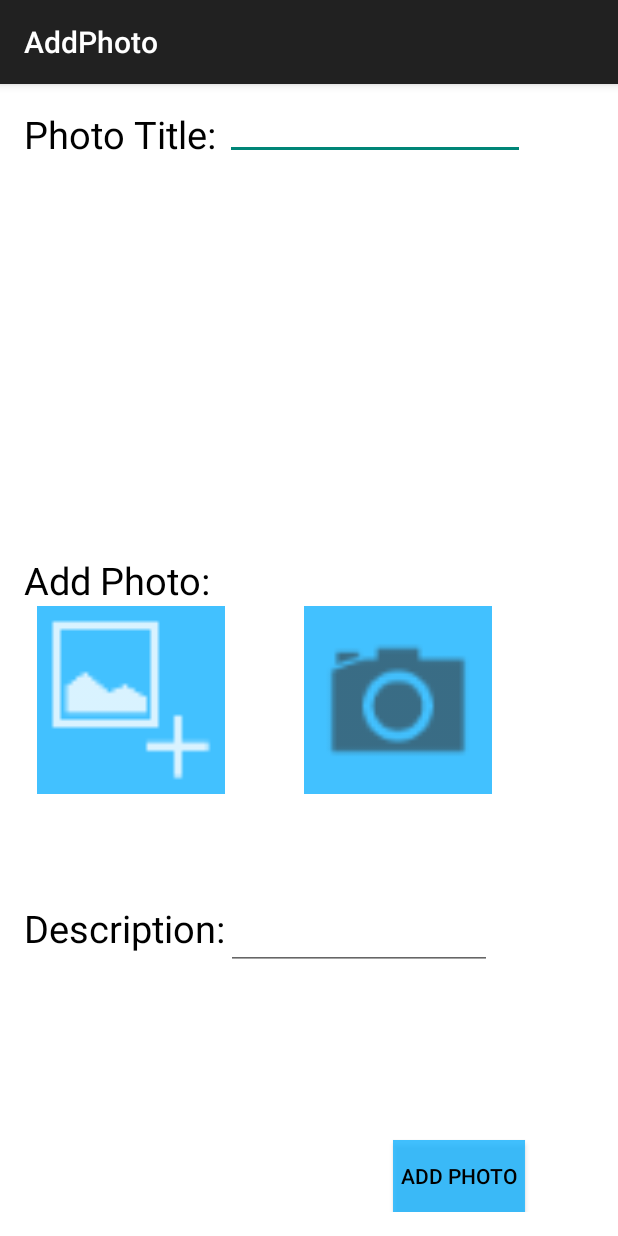
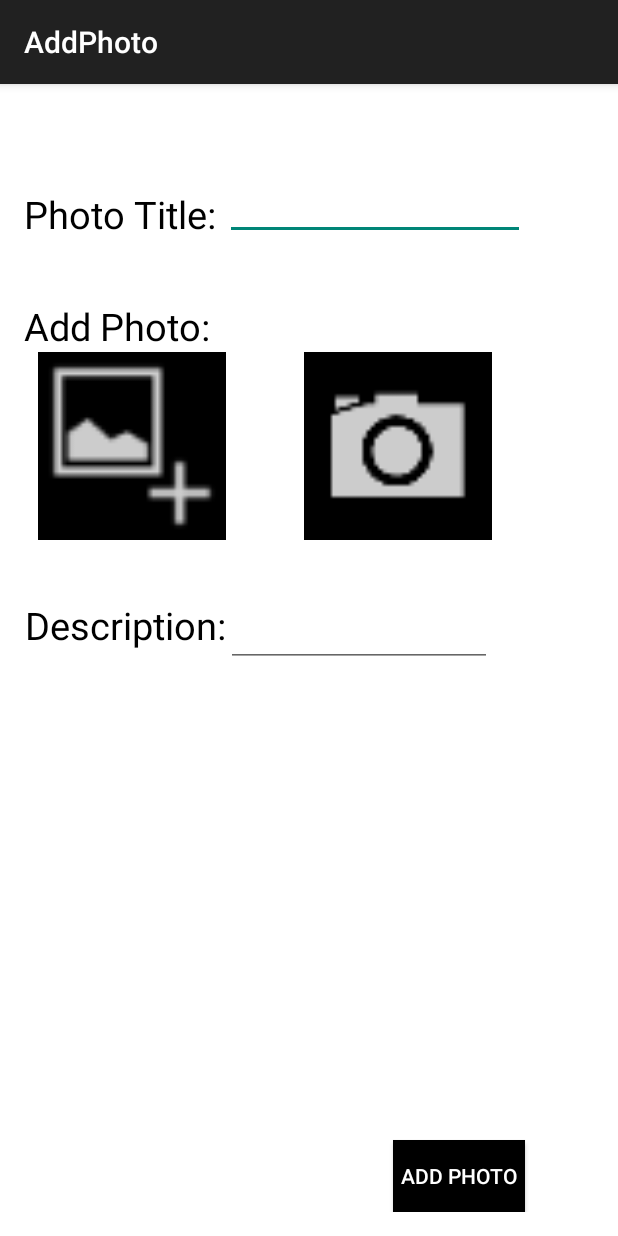
Before and after one commit to juliayiu/COMP3717-ANDROID, an Android app: the AddPhoto screen opened directly, with no data from a screen before it, on a phone screen of 412 x 824 dp. Run offline under Robolectric (Android 15) with nearby library versions, the phone set to English and light mode, and no system bars.

Commit message:
newest of jan 28

```diff
--- a/app/src/main/res/layout/activity_add_photo.xml
+++ b/app/src/main/res/layout/activity_add_photo.xml
@@ -16,11 +16,12 @@
         android:id="@+id/photoTitle"
         android:textSize="25dp"
         android:textIsSelectable="false"
-        android:layout_alignParentTop="true"
-        android:layout_alignParentStart="true"
         android:layout_row="0"
         android:layout_column="0"
-        android:textColor="#ff000000" />
+        android:textColor="#ff000000"
+        android:layout_marginTop="53dp"
+        android:layout_alignParentTop="true"
+        android:layout_alignParentStart="true" />
 
     <EditText
         android:layout_width="200dp"
@@ -36,7 +37,7 @@
         android:layout_width="125dp"
         android:layout_height="125dp"
         android:id="@+id/addPhotoIGCamera"
-        android:src="@drawable/ic_action_camera"
+        android:src="@drawable/ic_action_camera_light"
         android:layout_alignWithParentIfMissing="false"
         android:layout_row="23"
         android:layout_gravity="center_horizontal"
@@ -44,7 +45,7 @@
         android:layout_alignTop="@+id/addPhotoIBGallery"
         android:layout_alignEnd="@+id/photoTitleInput"
         android:layout_marginEnd="22dp"
-        android:background="#d018b3ff"
+        android:background="#000000"
         android:onClick="Camera"/>
 
     <TextView
@@ -57,9 +58,10 @@
         android:textIsSelectable="false"
         android:layout_row="15"
         android:layout_column="0"
-        android:layout_above="@+id/addPhotoIBGallery"
-        android:layout_alignParentStart="true"
-        android:textColor="#ff000000" />
+        android:textColor="#ff000000"
+        android:layout_marginTop="40dp"
+        android:layout_below="@+id/photoTitle"
+        android:layout_alignParentStart="true" />
 
     <TextView
         android:layout_width="wrap_content"
@@ -69,12 +71,12 @@
         android:id="@+id/addPhotoDesc"
         android:textSize="25dp"
         android:textIsSelectable="false"
-        android:layout_above="@+id/addPhotoSubmit"
-        android:layout_alignParentStart="true"
-        android:layout_marginBottom="124dp"
         android:layout_row="22"
         android:layout_column="0"
-        android:textColor="#ff000000" />
+        android:textColor="#ff000000"
+        android:layout_below="@+id/addPhotoIBGallery"
+        android:layout_toStartOf="@+id/addPhotoDescInput"
+        android:layout_marginTop="39dp" />
 
     <EditText
         android:layout_width="177dp"
@@ -94,27 +96,26 @@
         android:text="Add Photo"
         android:id="@+id/addPhotoSubmit"
         android:onClick="nextActivity"
-        android:layout_alignParentBottom="true"
-        android:layout_alignEnd="@+id/photoTitleInput"
         android:layout_column="1"
         android:layout_row="24"
         android:layout_gravity="center_horizontal"
-        android:textColor="#ff000000"
-        android:background="#d018b3ff" />
+        android:textColor="#ffffff"
+        android:background="#000000"
+        android:layout_alignParentBottom="true"
+        android:layout_alignEnd="@+id/photoTitleInput" />
 
 
     <ImageView
         android:layout_width="125dp"
         android:layout_height="125dp"
         android:id="@+id/addPhotoIBGallery"
-        android:src="@drawable/ic_action_new_pictureg"
+        android:src="@drawable/ic_action_new_picture"
         android:layout_column="0"
         android:layout_row="23"
         android:layout_gravity="center_horizontal"
-        android:layout_marginBottom="72dp"
-        android:layout_above="@+id/addPhotoDesc"
-        android:layout_toStartOf="@+id/photoTitleInput"
-        android:background="#d018b3ff"
-        android:onClick="nextActivity"/>
+        android:background="#000000"
+        android:onClick="nextActivity"
+        android:layout_below="@+id/addPhoto"
+        android:layout_toStartOf="@+id/addPhotoDescInput" />
 
 </RelativeLayout>
--- a/app/src/main/res/values/strings.xml
+++ b/app/src/main/res/values/strings.xml
@@ -13,5 +13,6 @@
     <string name="title_activity_album_details">AlbumDetails</string>
     <string name="title_activity_photo_details">PhotoDetails</string>
     <string name="add_button_activity_bar">Add!</string>
+    <string name="edit" />
 
 </resources>
```
Also changed, not shown: app/src/main/java/com/example/julia/android3/AlbumDetails.java (+7 -5 lines), app/src/main/java/com/example/julia/android3/MainActivity.java (+1 -13 lines), app/src/main/res/layout/activity_add_album.xml (+5 -7 lines), app/src/main/res/layout/activity_album_details.xml (+9 -6 lines), app/src/main/res/layout/activity_main.xml (+13 -4 lines), app/src/main/res/menu/menu_album_details.xml (+5 -2 lines), app/src/main/res/menu/menu_photo_details.xml (+5 -2 lines), app/src/main/res/drawable-xhdpi/ic_action_edit.png (added), app/src/main/res/drawable-xxhdpi/ic_action_camera_dark.png (renamed from app/src/main/res/drawable-xxhdpi/ic_action_camera.png), app/src/main/res/drawable-xxhdpi/ic_action_camera_light.png (added), app/src/main/res/drawable-xxhdpi/ic_action_new_pictureg.png (deleted), app/src/main/res/drawable-xxhdpi/ic_action_searchg.png (deleted).
